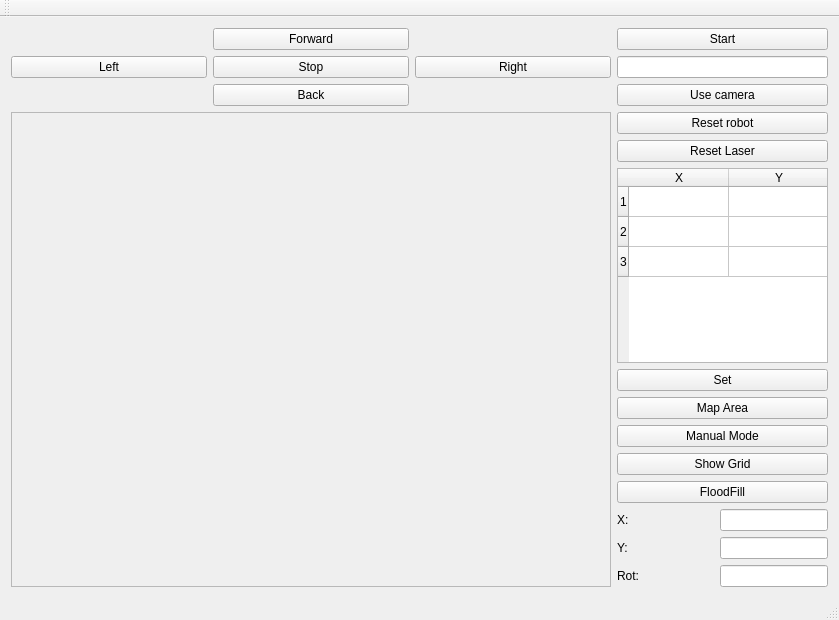
Qt form demoRMR/mainwindow.ui (mrtynx/rmr2023) before a commit.
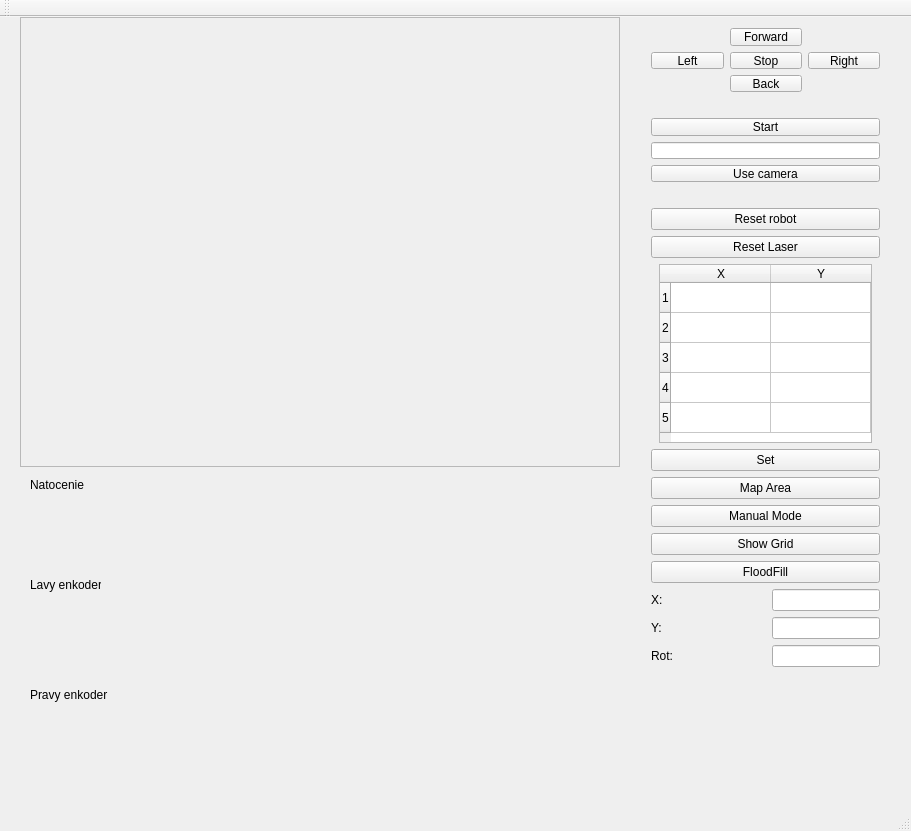
The same form after that commit. Custom widgets are drawn as their Qt base class.

```diff
--- a/demoRMR/mainwindow.ui
+++ b/demoRMR/mainwindow.ui
@@ -6,16 +6,120 @@
    <rect>
     <x>0</x>
     <y>0</y>
-    <width>839</width>
-    <height>620</height>
+    <width>911</width>
+    <height>831</height>
    </rect>
   </property>
   <property name="windowTitle">
    <string>MainWindow</string>
   </property>
   <widget class="QWidget" name="centralWidget">
-   <layout class="QGridLayout" name="gridLayout">
-    <item row="2" column="1">
+   <widget class="QFrame" name="frame">
+    <property name="geometry">
+     <rect>
+      <x>20</x>
+      <y>0</y>
+      <width>600</width>
+      <height>450</height>
+     </rect>
+    </property>
+    <property name="sizePolicy">
+     <sizepolicy hsizetype="MinimumExpanding" vsizetype="Expanding">
+      <horstretch>0</horstretch>
+      <verstretch>0</verstretch>
+     </sizepolicy>
+    </property>
+    <property name="minimumSize">
+     <size>
+      <width>600</width>
+      <height>450</height>
+     </size>
+    </property>
+    <property name="frameShape">
+     <enum>QFrame::StyledPanel</enum>
+    </property>
+    <property name="frameShadow">
+     <enum>QFrame::Raised</enum>
+    </property>
+   </widget>
+   <widget class="QCustomPlot" name="dataPlot" native="true">
+    <property name="geometry">
+     <rect>
+      <x>20</x>
+      <y>460</y>
+      <width>601</width>
+      <height>91</height>
+     </rect>
+    </property>
+    <widget class="QLabel" name="label_4">
+     <property name="geometry">
+      <rect>
+       <x>10</x>
+       <y>0</y>
+       <width>61</width>
+       <height>16</height>
+      </rect>
+     </property>
+     <property name="text">
+      <string>Natocenie</string>
+     </property>
+    </widget>
+   </widget>
+   <widget class="QCustomPlot" name="DistancePlot" native="true">
+    <property name="geometry">
+     <rect>
+      <x>20</x>
+      <y>560</y>
+      <width>601</width>
+      <height>101</height>
+     </rect>
+    </property>
+    <widget class="QLabel" name="label_5">
+     <property name="geometry">
+      <rect>
+       <x>10</x>
+       <y>0</y>
+       <width>71</width>
+       <height>16</height>
+      </rect>
+     </property>
+     <property name="text">
+      <string>Lavy enkoder</string>
+     </property>
+    </widget>
+   </widget>
+   <widget class="QCustomPlot" name="distancePlotY" native="true">
+    <property name="geometry">
+     <rect>
+      <x>20</x>
+      <y>670</y>
+      <width>601</width>
+      <height>101</height>
+     </rect>
+    </property>
+    <widget class="QLabel" name="label_6">
+     <property name="geometry">
+      <rect>
+       <x>10</x>
+       <y>0</y>
+       <width>81</width>
+       <height>16</height>
+      </rect>
+     </property>
+     <property name="text">
+      <string>Pravy enkoder</string>
+     </property>
+    </widget>
+   </widget>
+   <widget class="QWidget" name="">
+    <property name="geometry">
+     <rect>
+      <x>640</x>
+      <y>180</y>
+      <width>251</width>
+      <height>481</height>
+     </rect>
+    </property>
      <layout class="QVBoxLayout" name="verticalLayout_2">
       <item>
        <widget class="QPushButton" name="pushButton_8">
@@ -55,7 +159,7 @@
         </property>
        </widget>
       </item>
-      <item>
+     <item alignment="Qt::AlignHCenter">
        <widget class="QTableWidget" name="tableWidget">
         <property name="sizePolicy">
          <sizepolicy hsizetype="Preferred" vsizetype="Preferred">
@@ -102,6 +206,16 @@
           <string>3</string>
          </property>
         </row>
+       <row>
+        <property name="text">
+         <string>4</string>
+        </property>
+       </row>
+       <row>
+        <property name="text">
+         <string>5</string>
+        </property>
+       </row>
         <column>
          <property name="text">
           <string>X</string>
@@ -223,30 +337,16 @@
        </layout>
       </item>
      </layout>
-    </item>
-    <item row="2" column="0">
-     <widget class="QFrame" name="frame">
-      <property name="sizePolicy">
-       <sizepolicy hsizetype="MinimumExpanding" vsizetype="Expanding">
-        <horstretch>0</horstretch>
-        <verstretch>0</verstretch>
-       </sizepolicy>
-      </property>
-      <property name="minimumSize">
-       <size>
-        <width>600</width>
-        <height>450</height>
-       </size>
-      </property>
-      <property name="frameShape">
-       <enum>QFrame::StyledPanel</enum>
-      </property>
-      <property name="frameShadow">
-       <enum>QFrame::Raised</enum>
-      </property>
-     </widget>
-    </item>
-    <item row="1" column="1">
+   </widget>
+   <widget class="QWidget" name="">
+    <property name="geometry">
+     <rect>
+      <x>640</x>
+      <y>90</y>
+      <width>251</width>
+      <height>86</height>
+     </rect>
+    </property>
      <layout class="QVBoxLayout" name="verticalLayout">
       <item>
        <widget class="QPushButton" name="pushButton_9">
@@ -303,8 +403,16 @@
        </widget>
       </item>
      </layout>
-    </item>
-    <item row="1" column="0">
+   </widget>
+   <widget class="QWidget" name="">
+    <property name="geometry">
+     <rect>
+      <x>640</x>
+      <y>0</y>
+      <width>251</width>
+      <height>86</height>
+     </rect>
+    </property>
      <layout class="QGridLayout" name="gridLayout_2">
       <item row="1" column="2">
        <widget class="QPushButton" name="pushButton_5">
@@ -372,8 +480,7 @@
        </widget>
       </item>
      </layout>
-    </item>
-   </layout>
+   </widget>
   </widget>
   <widget class="QMenuBar" name="menuBar">
    <property name="geometry">
@@ -396,6 +503,14 @@
   <widget class="QStatusBar" name="statusBar"/>
  </widget>
  <layoutdefault spacing="6" margin="11"/>
+ <customwidgets>
+  <customwidget>
+   <class>QCustomPlot</class>
+   <extends>QWidget</extends>
+   <header>qcustomplot.h</header>
+   <container>1</container>
+  </customwidget>
+ </customwidgets>
  <resources/>
  <connections/>
 </ui>
```
Left out of the diff: 8 changed lines with no effect on the pictures. Lines whose indentation alone changed are shown as unchanged.
